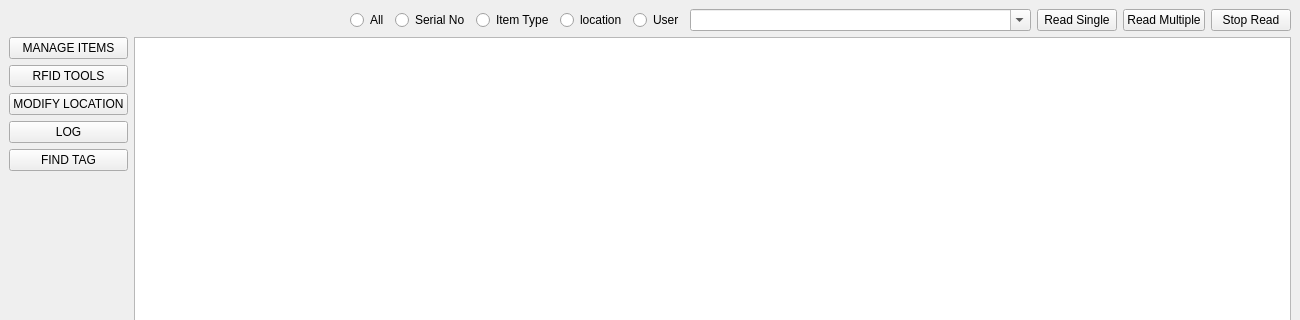
Before: the Qt Designer form GUI/uiFiles/Grantha.ui in aumanimationstudios/Grantha, drawn with Qt 5; both pictures show x 0 to 1300 and y 0 to 320 of the 1300 by 828 pixel window.
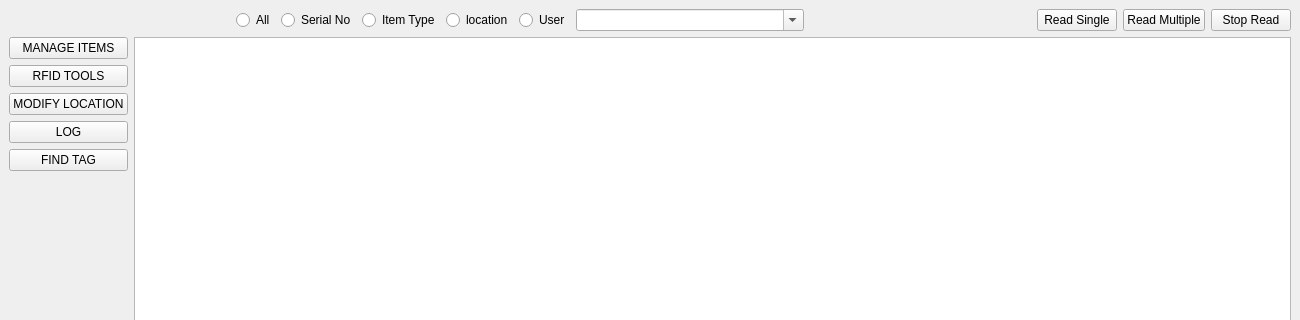
After: the same form once the commit is applied. Icons and pictures are not drawn.

```diff
--- a/GUI/uiFiles/Grantha.ui
+++ b/GUI/uiFiles/Grantha.ui
@@ -1288,6 +1288,19 @@
         </property>
        </widget>
       </item>
+      <item>
+       <spacer name="horizontalSpacer_2">
+        <property name="orientation">
+         <enum>Qt::Horizontal</enum>
+        </property>
+        <property name="sizeHint" stdset="0">
+         <size>
+          <width>40</width>
+          <height>20</height>
+         </size>
+        </property>
+       </spacer>
+      </item>
       <item>
        <widget class="QPushButton" name="readSingleButton">
         <property name="text">
```
Left out of the diff: 1229 changed lines with no effect on the pictures.
